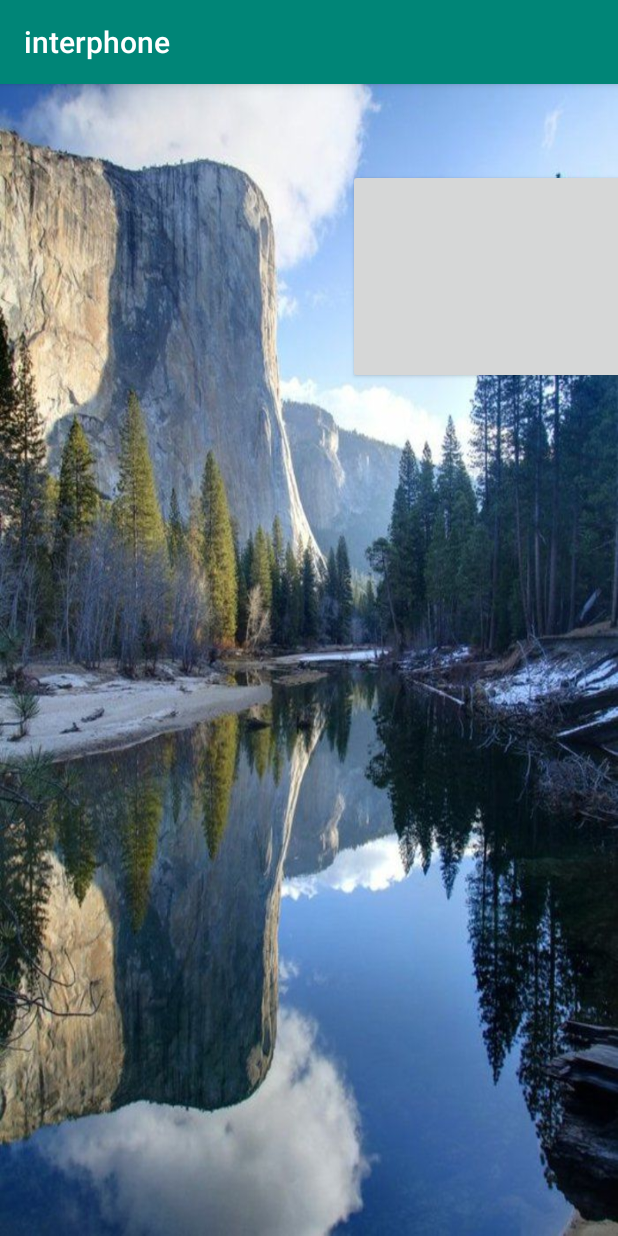
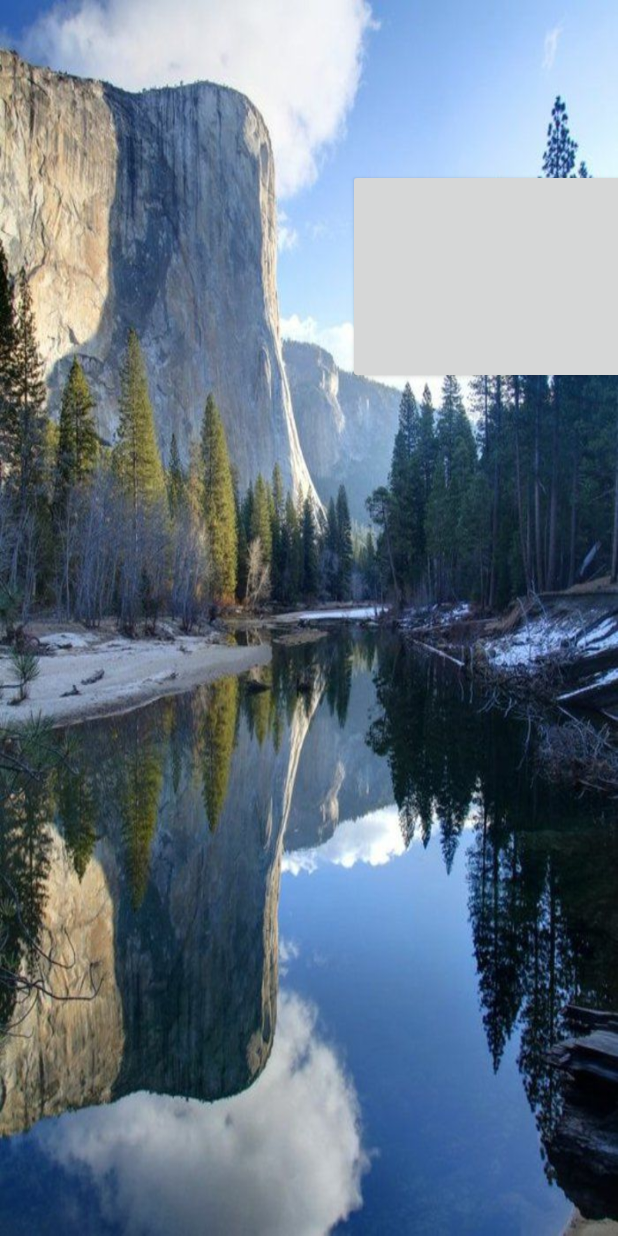
Before and after one commit to martincornu/interphone, an Android app: the screen it shows after launch (MainActivity), on a phone screen of 412 x 824 dp. Run offline under Robolectric (Android 15) with nearby library versions, the phone set to English and light mode, and no system bars; libraries missing offline, so code that uses them is left out: com.ebanx.swipebtn, java.lang; plain views replace SwipeButton; 4 statements that could not run were skipped.

Commit message:
no action bar

```diff
--- a/app/src/main/java/com/alcedo/marty/interphone/MainActivity.kt
+++ b/app/src/main/java/com/alcedo/marty/interphone/MainActivity.kt
@@ -3,11 +3,7 @@ package com.alcedo.marty.interphone
 import android.app.ActivityOptions
 import androidx.appcompat.app.AppCompatActivity
 import android.os.Bundle
-import android.view.WindowManager
-import android.view.MotionEvent
-import android.view.ViewGroup
 import android.graphics.PixelFormat
-import android.view.Gravity
 import android.app.Activity
 import android.content.Context
 import android.content.Context.WINDOW_SERVICE
@@ -25,6 +21,7 @@ import com.airbnb.lottie.LottieAnimationView
 import com.ebanx.swipebtn.OnStateChangeListener
 import com.ebanx.swipebtn.SwipeButton
 import android.media.MediaPlayer.OnCompletionListener
+import android.view.*
 import java.lang.Compiler.enable
 
 
--- a/app/src/main/res/values/styles.xml
+++ b/app/src/main/res/values/styles.xml
@@ -1,11 +1,12 @@
 <resources>
 
     <!-- Base application theme. -->
-    <style name="AppTheme" parent="Theme.AppCompat.Light.DarkActionBar">
+    <style name="AppTheme" parent="Theme.AppCompat.Light.NoActionBar">
         <!-- Customize your theme here. -->
         <item name="colorPrimary">@color/colorPrimary</item>
         <item name="colorPrimaryDark">@color/colorPrimaryDark</item>
         <item name="colorAccent">@color/colorAccent</item>
+        <item name="android:windowNoTitle">true</item>
     </style>
 
 </resources>
```
